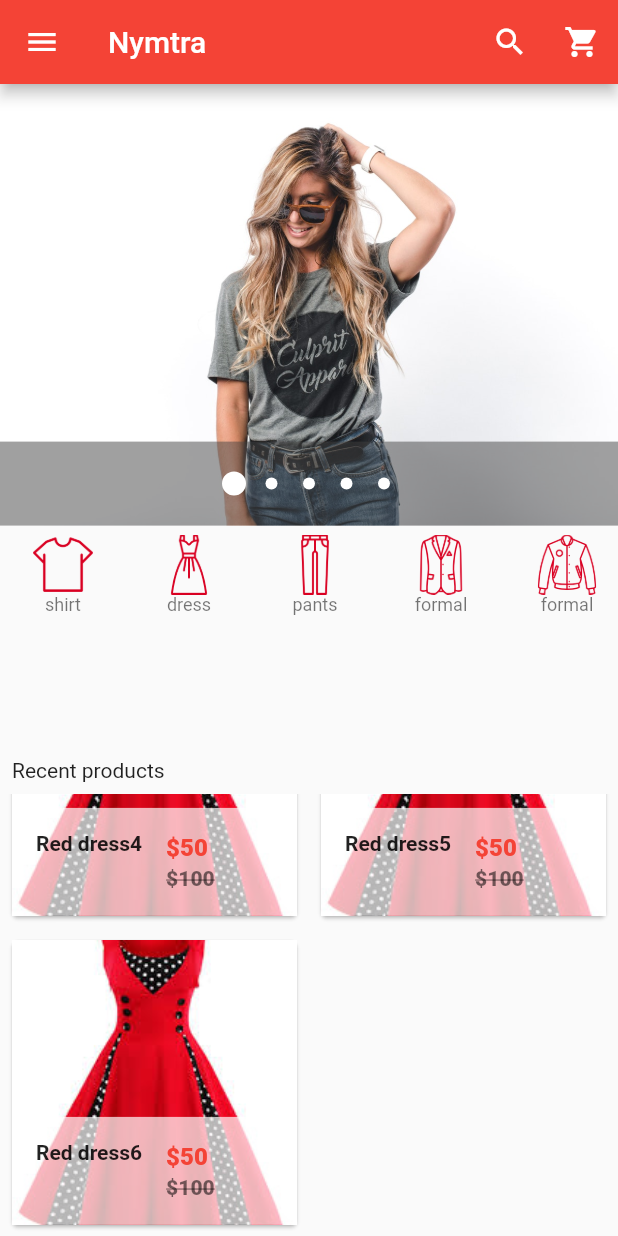
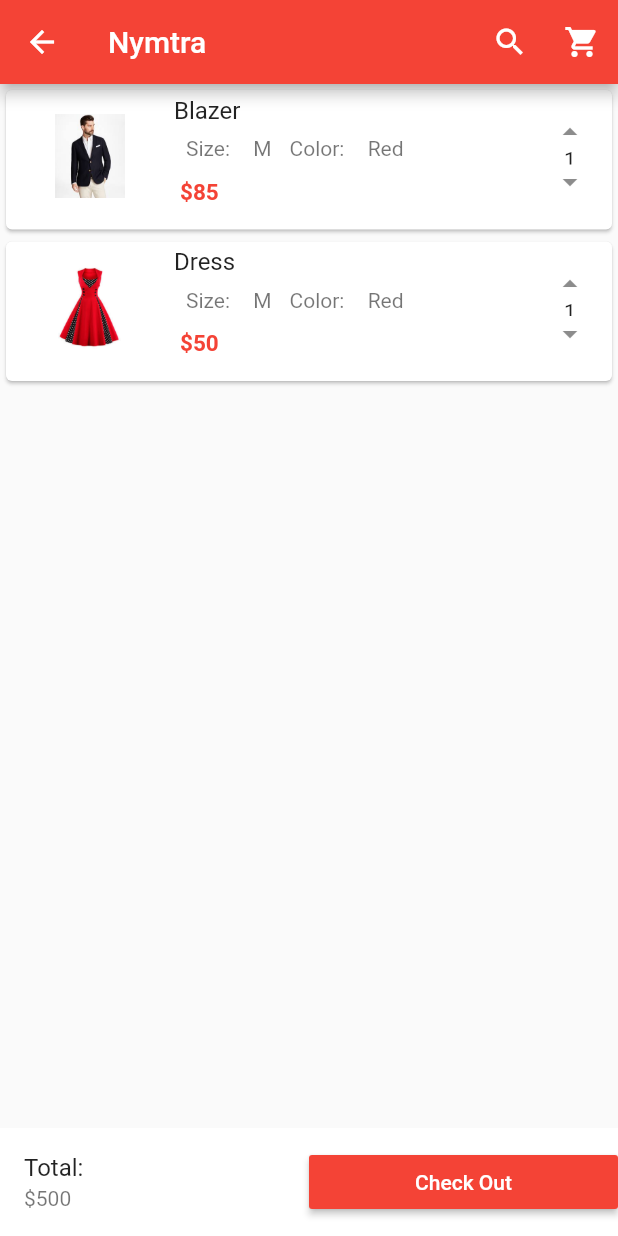
Before and after one commit to Deveesh/FlutterEcommerce, a Flutter app: the screen it shows after launch, scrolled down 529 dp, after a tap on the "shopping cart" icon, on a phone screen of 412 x 824 dp. Run offline on Flutter 3.47's test engine with Material 2 defaults, Android fonts, the phone set to English and light mode, and no system bars; drawn by our look-alikes of carousel_pro.

Commit message:
Shopping Cart page finished

```diff
--- /dev/null
+++ b/lib/Cart.dart
@@ -0,0 +1,48 @@
+import 'package:ecommerce/CartProducts.dart';
+import 'package:flutter/material.dart';
+
+class Cart extends StatefulWidget {
+  @override
+  _CartState createState() => _CartState();
+}
+
+class _CartState extends State<Cart> {
+  @override
+  Widget build(BuildContext context) {
+    return Scaffold(
+      appBar: AppBar(
+        backgroundColor: Colors.red,
+        title: Text("Nymtra"),
+        actions: <Widget>[
+          new IconButton(icon: Icon(Icons.search, color: Colors.white,), onPressed: (){}),
+          new IconButton(icon: Icon(Icons.shopping_cart, color: Colors.white), onPressed: (){})
+        ],
+      ),
+
+      body: CartProducts(),
+
+      bottomNavigationBar: Container(
+        color: Colors.white,
+        child: Row(
+          children: <Widget>[
+            Expanded(
+              child: ListTile(
+                title: Text("Total: "),
+                subtitle: Text("\$500"),
+              ),
+            ),
+            Expanded(
+              child: MaterialButton(
+                onPressed: (){},
+                child: Text("Check Out",
+                  style: TextStyle(color: Colors.white),
+                ),
+                color: Colors.red,
+              ),
+            )
+          ],
+      ),
+      ),
+    );
+  }
+}
--- /dev/null
+++ b/lib/CartProducts.dart
@@ -0,0 +1,113 @@
+import 'package:flutter/material.dart';
+
+class CartProducts extends StatefulWidget {
+  @override
+  _CartProductsState createState() => _CartProductsState();
+}
+
+class _CartProductsState extends State<CartProducts> {
+  var productsInCart = [
+    {
+      "name": "Blazer",
+      "picture": "images/products/blazer1.jpeg",
+      "size" : "M",
+      "color": "Red",
+      "price": 85,
+      "quantity": 1
+    },
+    {
+      "name": "Dress",
+      "picture": "images/products/dress1.jpeg",
+      "size" : "M",
+      "color": "Red",
+      "price": 50,
+      "quantity": 1
+    },
+  ];
+
+  @override
+  Widget build(BuildContext context) {
+    return ListView.builder(itemCount: productsInCart.length,
+    itemBuilder: (context, index) {
+      return Single_Cart_prod(name: productsInCart[index]["name"],
+        color: productsInCart[index]["color"],
+      imagePath: productsInCart[index]["picture"],
+      size: productsInCart[index]["size"],
+      price: productsInCart[index]["price"],
+      quantity: productsInCart[index]["quantity"],);
+    },);
+  }
+}
+
+class Single_Cart_prod extends StatelessWidget {
+  final name, imagePath, color, quantity, size, price;
+
+  Single_Cart_prod({
+    this.name,
+    this.imagePath,
+    this.color,
+    this.quantity,
+    this.size,
+    this.price,
+  });
+
+  @override
+  Widget build(BuildContext context) {
+      return Card(
+        child: ListTile(
+          leading: Image.asset(imagePath, height: 80, width: 80,),
+          title: Text(name),
+
+          subtitle: Column(
+            children: <Widget>[
+              Row(
+                children: <Widget>[
+                  Padding(
+                    padding: EdgeInsets.all(8),
+                    child: Text("Size: "),
+                  ),
+                  Padding(
+                    padding: EdgeInsets.all(4),
+                    child: Text("$size"),
+                  ),
+
+                  Padding(
+                    padding: EdgeInsets.all(8),
+                    child: Text("Color: "),
+                  ),
+                  Padding(
+                    padding: EdgeInsets.all(4),
+                    child: Text("$color"),
+                  )
+                ],
+              ),
+
+              Padding(
+                padding: EdgeInsets.fromLTRB(4, 4, 4, 12),
+                child: Container(
+                  alignment: Alignment.topLeft,
+                  child: Text("\$${price}", style: TextStyle(
+                    color: Colors.red,
+                    fontWeight: FontWeight.bold,
+                      fontSize: 15
+                  ),),
+                ),
+              )
+            ],
+          ),
+
+          trailing: Column(
+            children: <Widget>[
+              Expanded(flex: 2,
+                  child: Icon(Icons.arrow_drop_up)),
+              Expanded(flex: 1,
+                  child: Text("$quantity")),
+              Expanded(flex: 2,
+                  child: Icon(Icons.arrow_drop_down))
+            ],
+          ),
+        ),
+      );
+  }
+
+}
--- a/lib/main.dart
+++ b/lib/main.dart
@@ -3,6 +3,7 @@ import 'package:flutter/material.dart';
 import 'package:carousel_pro/carousel_pro.dart';
 import 'package:ecommerce/CategoriesList.dart';
 import 'package:ecommerce/RecommendedProducts.dart';
+import 'package:ecommerce/Cart.dart';
 
 void main() {
   runApp(MaterialApp(
@@ -39,7 +40,10 @@ class _HomeScreenState extends State<HomeScreen> {
         title: Text("Nymtra"),
         actions: <Widget>[
           new IconButton(icon: Icon(Icons.search, color: Colors.white,), onPressed: (){}),
-          new IconButton(icon: Icon(Icons.shopping_cart, color: Colors.white), onPressed: (){})
+          new IconButton(icon: Icon(Icons.shopping_cart, color: Colors.white),
+              onPressed: (){
+            Navigator.push(context, MaterialPageRoute(builder: (context) => new Cart()));
+              })
         ],
       ),
       drawer: new Drawer(
```
